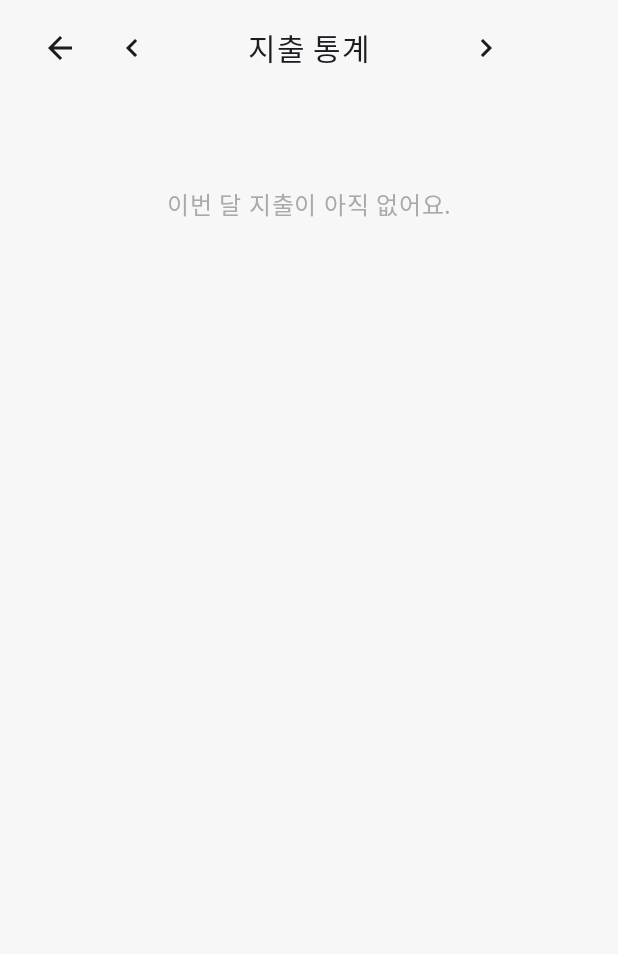
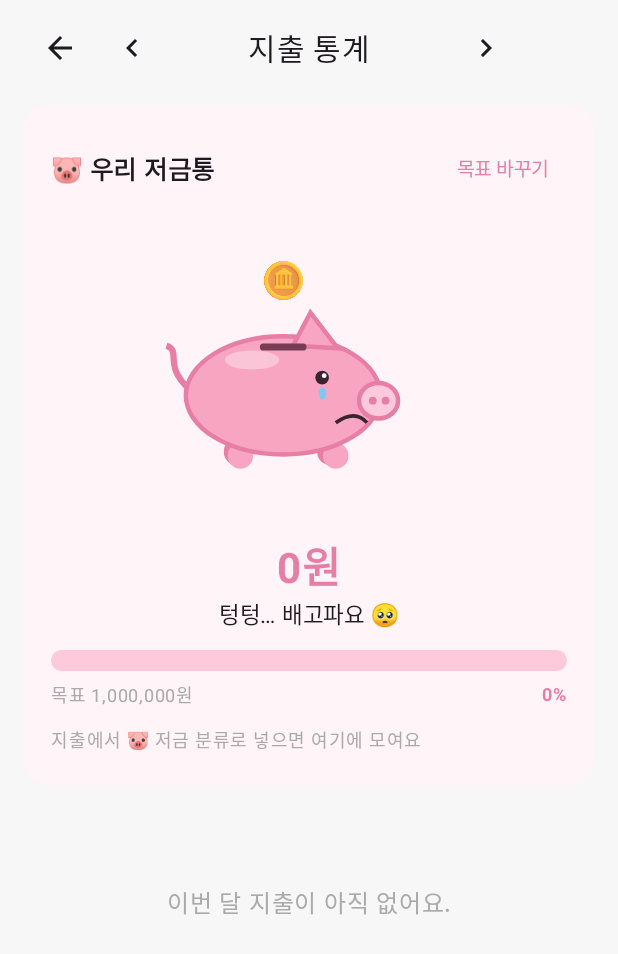
Before and after one commit to squatwolf1/Claude, an Android app built with Jetpack Compose: the screen it shows after launch (MainActivity), after a tap on "통계", on a phone screen of 412 x 824 dp. Shown: the top 954 px of the screen. Run offline under Robolectric (Android 15) with nearby library versions, the phone set to English and light mode, and no system bars; our stand-ins replace Firebase (no records; nobody signed in at launch, a user with empty details on screens opened directly).

Commit message:
통계에 돼지 저금통: 모은 만큼 두둑해지고 표정이 밝아짐
- 지출 분류 '저금'(🐷)으로 넣은 돈을 전체 기간 합산해 저금통에 표시, 지출 통계에서는 제외
- 저금통은 Canvas로 직접 그림: 목표 대비 비율에 따라 몸 크기·금색 차오름·표정(배고픔→든든→배부름)
- 동전 떨어지는 애니메이션, 쌓이는 동전, 반짝이·돈주머니: Microsoft Fluent Emoji 3D (MIT)
- 목표 금액은 '목표 바꾸기'로 설정(기본 100만 원)

Co-Authored-By: Claude Opus 5.5 <noreply@anthropic.com>
Claude-Session: https://claude.ai/code/session_014G3sdaVK96uYr3imeNG818

```diff
--- a/app/src/main/java/com/squatwolf/gagyebu/LedgerViewModel.kt
+++ b/app/src/main/java/com/squatwolf/gagyebu/LedgerViewModel.kt
@@ -40,6 +40,17 @@ class LedgerViewModel(app: Application) : AndroidViewModel(app) {
         private set
 
     val status: StateFlow<String> = repo.status
+
+    val saved: StateFlow<Long> = repo.saved.stateIn(viewModelScope, SharingStarted.Eagerly, 0L)
+
+    /** 저금 목표. 이 폰에만 저장한다. */
+    var goal by mutableStateOf(prefs.getLong("goal", 1_000_000L))
+        private set
+
+    fun changeGoal(value: Long) {
+        goal = value
+        prefs.edit().putLong("goal", value).apply()
+    }
 
     @OptIn(ExperimentalCoroutinesApi::class)
     val entries: StateFlow<List<Entry>> = snapshotFlow { month }
--- a/app/src/main/java/com/squatwolf/gagyebu/data/CloudLedger.kt
+++ b/app/src/main/java/com/squatwolf/gagyebu/data/CloudLedger.kt
@@ -114,6 +114,24 @@ class CloudLedger(private val prefs: SharedPreferences) : LedgerRepo {
         }
     }
 
+    @OptIn(ExperimentalCoroutinesApi::class)
+    override val saved: Flow<Long> = code.flatMapLatest { c ->
+        if (c == null) {
+            flowOf(0L)
+        } else {
+            callbackFlow {
+                val reg = entriesOf(c).whereEqualTo("category", SAVING_CATEGORY).addSnapshotListener { snap, _ ->
+                    val sum = snap?.documents.orEmpty().sumOf { d ->
+                        val amount = d.getLong("amount") ?: 0
+                        if (d.getBoolean("income") == true) -amount else amount
+                    }
+                    trySend(sum)
+                }
+                awaitClose { reg.remove() }
+            }
+        }
+    }
+
     // 쓰기는 기다리지 않는다. 오프라인이어도 화면에 바로 보이고 연결되면 올라간다.
     override fun add(entry: Entry) {
         val c = code.value ?: return
--- a/app/src/main/java/com/squatwolf/gagyebu/data/Entry.kt
+++ b/app/src/main/java/com/squatwolf/gagyebu/data/Entry.kt
@@ -3,6 +3,9 @@ package com.squatwolf.gagyebu.data
 import java.time.YearMonth
 import kotlinx.coroutines.flow.Flow
 import kotlinx.coroutines.flow.StateFlow
+
+/** 이 분류로 적은 지출은 저금통에 모인다. */
+const val SAVING_CATEGORY = "저금"
 
 /** 내역 하나. date 는 "2026-10-27" 형식, amount 는 항상 양수. ruleId 는 매달 고정에서 만든 내역일 때만 있다. */
 data class Entry(
@@ -59,6 +62,9 @@ interface LedgerRepo {
     /** 화면 위에 보여 줄 연결 상태. */
     val status: StateFlow<String>
     val rules: Flow<List<Rule>>
+
+    /** 지금까지 저금 분류로 넣은 돈(넣은 지출 - 꺼낸 수입). */
+    val saved: Flow<Long>
     fun entries(month: YearMonth): Flow<List<Entry>>
 
     /** id 가 비어 있으면 새로 만들고, 있으면 그 id 로 덮어쓴다. */
--- a/app/src/main/java/com/squatwolf/gagyebu/data/LocalLedger.kt
+++ b/app/src/main/java/com/squatwolf/gagyebu/data/LocalLedger.kt
@@ -16,6 +16,9 @@ class LocalLedger(private val prefs: SharedPreferences) : LedgerRepo {
     private val all = MutableStateFlow(load())
     private val ruleList = MutableStateFlow(loadRules())
     override val rules: Flow<List<Rule>> = ruleList
+    override val saved: Flow<Long> = all.map { list ->
+        list.filter { it.category == SAVING_CATEGORY }.sumOf { if (it.income) -it.amount else it.amount }
+    }
 
     override fun entries(month: YearMonth): Flow<List<Entry>> =
         all.map { list -> list.filter { it.date.startsWith(month.toString()) } }
--- a/app/src/main/java/com/squatwolf/gagyebu/ui/Category.kt
+++ b/app/src/main/java/com/squatwolf/gagyebu/ui/Category.kt
@@ -11,6 +11,7 @@ fun emojiOf(category: String) = when (category) {
     "대출" -> "🏦"
     "유류" -> "⛽"
     "병원" -> "🏥"
+    "저금" -> "🐷"
     "의료" -> "💊"
     "문화" -> "🎬"
     "월급" -> "💰"
--- a/app/src/main/java/com/squatwolf/gagyebu/ui/Dialogs.kt
+++ b/app/src/main/java/com/squatwolf/gagyebu/ui/Dialogs.kt
@@ -37,7 +37,7 @@ import com.squatwolf.gagyebu.LedgerViewModel
 import java.time.LocalDate
 import kotlinx.coroutines.launch
 
-private val expenseCategories = listOf("식비", "교통", "쇼핑", "생활", "공과금", "대출", "유류", "병원", "기타")
+private val expenseCategories = listOf("식비", "교통", "쇼핑", "생활", "공과금", "대출", "유류", "병원", "저금", "기타")
 private val incomeCategories = listOf("월급", "용돈", "부수입", "기타")
 private val methods = listOf("현금", "카드", "계좌이체")
 
--- a/app/src/main/java/com/squatwolf/gagyebu/ui/LedgerScreen.kt
+++ b/app/src/main/java/com/squatwolf/gagyebu/ui/LedgerScreen.kt
@@ -75,7 +75,16 @@ fun LedgerScreen(vm: LedgerViewModel) {
 
     if (stats) {
         BackHandler { stats = false }
-        StatsScreen(vm.month, entries, onMove = vm::moveMonth, onBack = { stats = false })
+        val saved by vm.saved.collectAsStateWithLifecycle()
+        StatsScreen(
+            vm.month,
+            entries,
+            saved = saved,
+            goal = vm.goal,
+            onGoal = vm::changeGoal,
+            onMove = vm::moveMonth,
+            onBack = { stats = false },
+        )
         return
     }
 
--- /dev/null
+++ b/app/src/main/java/com/squatwolf/gagyebu/ui/PiggyBank.kt
@@ -0,0 +1,299 @@
+package com.squatwolf.gagyebu.ui
+
+import androidx.compose.animation.core.RepeatMode
+import androidx.compose.animation.core.animateFloat
+import androidx.compose.animation.core.animateFloatAsState
+import androidx.compose.animation.core.infiniteRepeatable
+import androidx.compose.animation.core.rememberInfiniteTransition
+import androidx.compose.animation.core.tween
+import androidx.compose.foundation.Canvas
+import androidx.compose.foundation.Image
+import androidx.compose.foundation.background
+import androidx.compose.foundation.layout.Box
+import androidx.compose.foundation.layout.BoxWithConstraints
+import androidx.compose.foundation.layout.Column
+import androidx.compose.foundation.layout.Row
+import androidx.compose.foundation.layout.Spacer
+import androidx.compose.foundation.layout.fillMaxSize
+import androidx.compose.foundation.layout.fillMaxWidth
+import androidx.compose.foundation.layout.height
+import androidx.compose.foundation.layout.offset
+import androidx.compose.foundation.layout.padding
+import androidx.compose.foundation.layout.size
+import androidx.compose.foundation.shape.CircleShape
+import androidx.compose.foundation.shape.RoundedCornerShape
+import androidx.compose.foundation.text.KeyboardOptions
+import androidx.compose.material3.AlertDialog
+import androidx.compose.material3.OutlinedTextField
+import androidx.compose.material3.Text
+import androidx.compose.material3.TextButton
+import androidx.compose.runtime.Composable
+import androidx.compose.runtime.getValue
+import androidx.compose.runtime.mutableStateOf
+import androidx.compose.runtime.remember
+import androidx.compose.runtime.setValue
+import androidx.compose.ui.Alignment
+import androidx.compose.ui.Modifier
+import androidx.compose.ui.draw.clip
+import androidx.compose.ui.geometry.Offset
+import androidx.compose.ui.geometry.Rect
+import androidx.compose.ui.geometry.Size
+import androidx.compose.ui.graphics.Color
+import androidx.compose.ui.graphics.Path
+import androidx.compose.ui.graphics.drawscope.DrawScope
+import androidx.compose.ui.graphics.drawscope.Stroke
+import androidx.compose.ui.graphics.drawscope.clipPath
+import androidx.compose.ui.res.painterResource
+import androidx.compose.ui.text.font.FontWeight
+import androidx.compose.ui.text.input.KeyboardType
+import androidx.compose.ui.unit.dp
+import androidx.compose.ui.unit.sp
+import com.squatwolf.gagyebu.R
+import kotlin.math.roundToInt
+
+private val PigPink = Color(0xFFF8A5C2)
+private val PigDark = Color(0xFFE77FA5)
+private val PigLight = Color(0xFFFFC9DC)
+private val Gold = Color(0xFFFFCF4A)
+
+private enum class Mood { Hungry, Meh, Happy, Full }
+
+private fun moodOf(ratio: Float) = when {
+    ratio < 0.1f -> Mood.Hungry
+    ratio < 0.4f -> Mood.Meh
+    ratio < 1f -> Mood.Happy
+    else -> Mood.Full
+}
+
+/**
+ * 돼지 저금통. 모은 돈이 목표에 가까울수록 몸이 커지고 금색으로 차오르며 표정이 밝아진다.
+ * 동전·반짝이·돈주머니 그림: Microsoft Fluent Emoji (MIT, licenses/FluentEmoji-MIT.txt).
+ */
+@Composable
+fun PiggyCard(saved: Long, goal: Long, onGoal: (Long) -> Unit) {
+    val ratio = if (goal > 0) saved.coerceAtLeast(0).toFloat() / goal else 0f
+    val fill by animateFloatAsState(ratio.coerceIn(0f, 1.2f), tween(900), label = "piggy")
+    val mood = moodOf(ratio)
+    var editing by remember { mutableStateOf(false) }
+
+    Column(
+        Modifier
+            .fillMaxWidth()
+            .padding(vertical = 6.dp)
+            .clip(RoundedCornerShape(16.dp))
+            .background(Color(0xFFFFF4F8))
+            .padding(18.dp)
+    ) {
+        Row(verticalAlignment = Alignment.CenterVertically) {
+            Text("🐷 우리 저금통", fontSize = 17.sp, fontWeight = FontWeight.Bold, modifier = Modifier.weight(1f))
+            TextButton(onClick = { editing = true }) { Text("목표 바꾸기", color = PigDark, fontSize = 13.sp) }
+        }
+
+        BoxWithConstraints(Modifier.fillMaxWidth().height(220.dp)) {
+            val w = maxWidth
+            Canvas(Modifier.fillMaxSize()) { drawPig(fill, mood) }
+
+            // 동전 투입구 위로 동전이 통통 떨어진다.
+            val bounce = rememberInfiniteTransition(label = "coin")
+            val drop by bounce.animateFloat(
+                initialValue = 0f,
+                targetValue = 1f,
+                animationSpec = infiniteRepeatable(tween(1100), RepeatMode.Restart),
+                label = "drop",
+            )
+            Image(
+                painterResource(R.drawable.fluent_coin),
+                contentDescription = null,
+                modifier = Modifier
+                    .size(30.dp)
+                    .offset(x = w * 0.45f - 15.dp, y = (drop * 40f).dp - 4.dp),
+            )
+
+            // 바닥에 쌓인 동전: 많이 모을수록 높이 쌓인다.
+            val coins = (fill * 6).toInt().coerceIn(0, 7)
+            repeat(coins) { i ->
+                Image(
+                    painterResource(R.drawable.fluent_coin),
+                    contentDescription = null,
+                    modifier = Modifier
+                        .align(Alignment.BottomEnd)
+                        .offset(x = (-(i % 2) * 14).dp, y = (-(i / 2) * 16).dp)
+                        .size(30.dp),
+                )
+            }
+            if (mood == Mood.Happy || mood == Mood.Full) {
+                Image(
+                    painterResource(R.drawable.fluent_sparkles),
+                    contentDescription = null,
+                    modifier = Modifier.align(Alignment.TopStart).offset(x = 6.dp, y = 30.dp).size(34.dp),
+                )
+            }
+            if (mood == Mood.Full) {
+                Image(
+                    painterResource(R.drawable.fluent_money_bag),
+                    contentDescription = null,
+                    modifier = Modifier.align(Alignment.BottomStart).size(48.dp),
+                )
+            }
+        }
+
+        Text(
+            "${won(saved.coerceAtLeast(0))}원",
+            fontSize = 28.sp,
+            fontWeight = FontWeight.Bold,
+            color = PigDark,
+            modifier = Modifier.align(Alignment.CenterHorizontally),
+        )
+        Text(
+            when (mood) {
+                Mood.Hungry -> "텅텅… 배고파요 🥺"
+                Mood.Meh -> "조금씩 모이고 있어요"
+                Mood.Happy -> "꿀꿀! 든든해요 😊"
+                Mood.Full -> "배불러요! 목표 달성 🎉"
+            },
+            fontSize = 15.sp,
+            modifier = Modifier.align(Alignment.CenterHorizontally),
+        )
+        Spacer(Modifier.height(12.dp))
+        Box(Modifier.fillMaxWidth().height(14.dp).clip(CircleShape).background(PigLight)) {
+            Box(Modifier.fillMaxWidth(ratio.coerceIn(0f, 1f)).height(14.dp).clip(CircleShape).background(Gold))
+        }
+        Row(Modifier.fillMaxWidth().padding(top = 4.dp)) {
+            Text("목표 ${won(goal)}원", color = Muted, fontSize = 12.sp, modifier = Modifier.weight(1f))
+            Text("${(ratio * 100).roundToInt()}%", color = PigDark, fontSize = 12.sp, fontWeight = FontWeight.Bold)
+        }
+        Text("지출에서 🐷 저금 분류로 넣으면 여기에 모여요", color = Muted, fontSize = 12.sp, modifier = Modifier.padding(top = 6.dp))
+    }
+
+    if (editing) {
+        var text by remember { mutableStateOf(goal.toString()) }
+        AlertDialog(
+            onDismissRequest = { editing = false },
+            title = { Text("저금 목표") },
+            text = {
+                OutlinedTextField(
+                    value = text,
+                    onValueChange = { text = it.filter(Char::isDigit).take(12) },
+                    label = { Text("목표 금액 (원)") },
+                    keyboardOptions = KeyboardOptions(keyboardType = KeyboardType.Number),
+                    singleLine = true,
+                )
+            },
+            confirmButton = {
+                TextButton(onClick = {
+                    text.toLongOrNull()?.takeIf { it > 0 }?.let(onGoal)
+                    editing = false
+                }) { Text("저장") }
+            },
+            dismissButton = { TextButton(onClick = { editing = false }) { Text("취소") } },
+        )
+    }
+}
+
+/** fill: 목표 대비 비율(0~1.2). 몸 크기와 금색 차오름이 여기에 따라 바뀐다. */
+private fun DrawScope.drawPig(fill: Float, mood: Mood) {
+    val f = fill.coerceIn(0f, 1.2f)
+    val cx = size.width * 0.45f
+    val bw = (size.width * 0.46f) * (0.82f + 0.25f * f) // 몸 너비: 모을수록 두둑
+    val bh = (bw * 0.66f) * (0.92f + 0.14f * f)
+    val cy = size.height * 0.58f
+    val body = Rect(cx - bw / 2, cy - bh / 2, cx + bw / 2, cy + bh / 2)
+    val outline = 3.dp.toPx()
+
+    // 다리
+    val legW = bw * 0.13f
+    val legH = bh * 0.22f
+    listOf(-0.3f, 0.18f).forEach { x ->
+        drawRoundRect(PigDark, Offset(cx + bw * x - legW / 2 + bw * 0.06f, body.bottom - legH * 0.6f), Size(legW, legH),
+            androidx.compose.ui.geometry.CornerRadius(legW / 2))
+    }
+    listOf(-0.22f, 0.27f).forEach { x ->
+        drawRoundRect(PigPink, Offset(cx + bw * x - legW / 2, body.bottom - legH * 0.45f), Size(legW, legH),
+            androidx.compose.ui.geometry.CornerRadius(legW / 2))
+    }
+
+    // 꼬리
+    val tail = Path().apply {
+        moveTo(body.left + bw * 0.02f, cy - bh * 0.05f)
+        cubicTo(body.left - bw * 0.12f, cy - bh * 0.25f, body.left - bw * 0.02f, cy - bh * 0.38f, body.left - bw * 0.1f, cy - bh * 0.42f)
+    }
+    drawPath(tail, PigDark, style = Stroke(width = outline * 1.4f))
+
+    // 몸
+    drawOval(PigPink, body.topLeft, body.size)
+    // 모은 만큼 금색으로 차오름
+    val bodyPath = Path().apply { addOval(body) }
+    clipPath(bodyPath) {
+        val level = body.bottom - bh * f.coerceAtMost(1f)
+        drawRect(Gold.copy(alpha = 0.75f), Offset(body.left, level), Size(bw, body.bottom - level))
+        if (f > 0.05f) drawLine(Color.White.copy(alpha = 0.6f), Offset(body.left, level), Offset(body.right, level), outline)
+    }
+    // 반짝 하이라이트
+    drawOval(Color.White.copy(alpha = 0.35f), Offset(cx - bw * 0.3f, cy - bh * 0.38f), Size(bw * 0.28f, bh * 0.16f))
+    drawOval(PigDark, body.topLeft, body.size, style = Stroke(outline))
+
+    // 귀
+    val ear = Path().apply {
+        moveTo(cx + bw * 0.05f, body.top + bh * 0.08f)
+        lineTo(cx + bw * 0.14f, body.top - bh * 0.2f)
+        lineTo(cx + bw * 0.28f, body.top + bh * 0.1f)
+        close()
+    }
+    drawPath(ear, PigPink)
+    drawPath(ear, PigDark, style = Stroke(outline))
+
+    // 동전 투입구
+    drawRoundRect(Color(0xFF7A3B55), Offset(cx - bw * 0.12f, body.top + bh * 0.06f), Size(bw * 0.24f, outline * 1.6f),
+        androidx.compose.ui.geometry.CornerRadius(outline))
+
+    // 코
+    val snoutW = bw * 0.2f
+    val snoutH = bh * 0.3f
+    val snout = Offset(body.right - snoutW * 0.55f, cy - snoutH * 0.35f)
+    drawOval(PigLight, snout, Size(snoutW, snoutH))
+    drawOval(PigDark, snout, Size(snoutW, snoutH), style = Stroke(outline))
+    drawCircle(PigDark, snoutW * 0.1f, Offset(snout.x + snoutW * 0.35f, snout.y + snoutH * 0.5f))
+    drawCircle(PigDark, snoutW * 0.1f, Offset(snout.x + snoutW * 0.68f, snout.y + snoutH * 0.5f))
+
+    // 눈
+    val eye = Offset(cx + bw * 0.2f, cy - bh * 0.15f)
+    val eyeR = bw * 0.035f
+    val ink = Color(0xFF3A2430)
+    when (mood) {
+        Mood.Full -> {
+            // 웃는 눈 ^
+            val p = Path().apply {
+                moveTo(eye.x - eyeR * 1.4f, eye.y + eyeR * 0.6f)
+                quadraticTo(eye.x, eye.y - eyeR * 1.6f, eye.x + eyeR * 1.4f, eye.y + eyeR * 0.6f)
+            }
+            drawPath(p, ink, style = Stroke(outline))
+        }
+        else -> {
+            drawCircle(ink, eyeR, eye)
+            drawCircle(Color.White, eyeR * 0.35f, Offset(eye.x + eyeR * 0.3f, eye.y - eyeR * 0.3f))
+        }
+    }
+    if (mood == Mood.Hungry) {
+        // 눈물
+        drawOval(Color(0xFF7EC8F2), Offset(eye.x - eyeR * 0.5f, eye.y + eyeR * 1.4f), Size(eyeR * 1.1f, eyeR * 1.8f))
+    }
+    if (mood == Mood.Happy || mood == Mood.Full) {
+        // 볼터치
+        drawOval(Color(0xFFFF7FA8).copy(alpha = 0.55f), Offset(eye.x - eyeR * 2.5f, eye.y + eyeR * 1.6f), Size(eyeR * 3f, eyeR * 1.6f))
+    }
+
+    // 입
+    val mx = snout.x - bw * 0.02f
+    val my = snout.y + snoutH * 1.12f
+    val mouthW = bw * 0.1f
+    val mouth = Path().apply {
+        moveTo(mx - mouthW, my)
+        when (mood) {
+            Mood.Hungry -> quadraticTo(mx, my - mouthW * 0.7f, mx + mouthW * 0.6f, my) // 시무룩
+            Mood.Meh -> lineTo(mx + mouthW * 0.6f, my)
+            Mood.Happy -> quadraticTo(mx, my + mouthW * 0.7f, mx + mouthW * 0.6f, my)
+            Mood.Full -> quadraticTo(mx, my + mouthW * 1.3f, mx + mouthW * 0.6f, my)
+        }
+    }
+    drawPath(mouth, ink, style = Stroke(outline * 0.8f))
+}
--- a/app/src/main/java/com/squatwolf/gagyebu/ui/StatsScreen.kt
+++ b/app/src/main/java/com/squatwolf/gagyebu/ui/StatsScreen.kt
@@ -50,6 +50,7 @@ import androidx.compose.ui.text.style.TextAlign
 import androidx.compose.ui.unit.dp
 import androidx.compose.ui.unit.sp
 import com.squatwolf.gagyebu.data.Entry
+import com.squatwolf.gagyebu.data.SAVING_CATEGORY
 import java.time.YearMonth
 import kotlin.math.cos
 import kotlin.math.roundToInt
@@ -68,10 +69,14 @@ private data class Slice(val category: String, val amount: Long, val color: Colo
 fun StatsScreen(
     month: YearMonth,
     entries: List<Entry>,
+    saved: Long,
+    goal: Long,
+    onGoal: (Long) -> Unit,
     onMove: (Long) -> Unit,
     onBack: () -> Unit,
 ) {
-    val expenses = entries.filter { !it.income }
+    // 저금은 쓴 돈이 아니라 모은 돈이라 지출 통계에서 뺀다.
+    val expenses = entries.filter { !it.income && it.category != SAVING_CATEGORY }
     val total = expenses.sumOf { it.amount }
     val slices = remember(expenses) {
         expenses.groupBy { it.category }
@@ -98,6 +103,7 @@ fun StatsScreen(
                     Spacer(Modifier.width(48.dp))
                 }
             }
+            item { PiggyCard(saved, goal, onGoal) }
             if (total == 0L) {
                 item {
                     Text(
```
Also changed, not shown: app/src/main/res/drawable-nodpi/fluent_coin.png (added), app/src/main/res/drawable-nodpi/fluent_money_bag.png (added), app/src/main/res/drawable-nodpi/fluent_sparkles.png (added), 2 other files.
